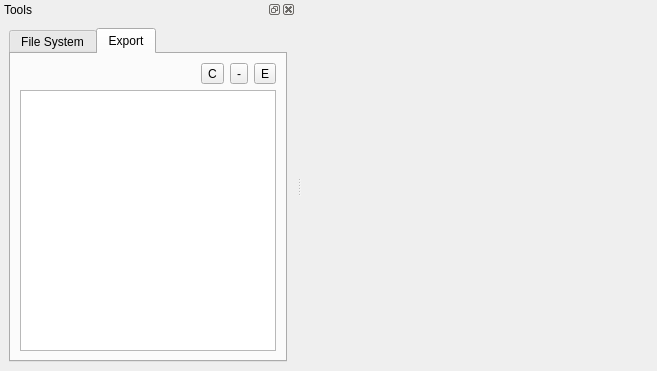
The window that qwbfs/src/UIMain.ui (amestica/qwbfs) describes before a commit, drawn with Qt 5.
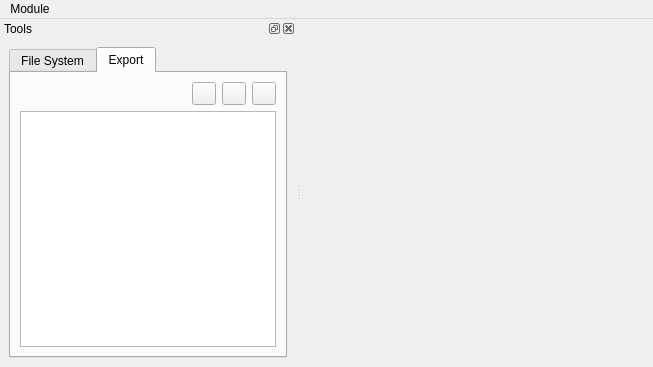
The same window after the commit. The open tabs and pages were chosen to show the change. Icons and pictures are not drawn. Custom widgets are drawn as their Qt base class.

Commit message: Add GUI icons. Rework some class to use better code. Add GUI update after importing new discs. General WIP.

Patch:
```diff
--- a/qwbfs/src/UIMain.ui
+++ b/qwbfs/src/UIMain.ui
@@ -6,8 +6,8 @@
    <rect>
     <x>0</x>
     <y>0</y>
-    <width>657</width>
-    <height>371</height>
+    <width>653</width>
+    <height>367</height>
    </rect>
   </property>
   <property name="windowTitle">
@@ -119,8 +119,9 @@
              <property name="toolTip">
               <string>Clear the list</string>
              </property>
-             <property name="text">
-              <string>C</string>
+             <property name="icon">
+              <iconset resource="../resources/resources.qrc">
+               <normaloff>:/icons/edit-clear-list.png</normaloff>:/icons/edit-clear-list.png</iconset>
              </property>
             </widget>
            </item>
@@ -129,8 +130,9 @@
              <property name="toolTip">
               <string>Remove the selected items from the list</string>
              </property>
-             <property name="text">
-              <string>-</string>
+             <property name="icon">
+              <iconset resource="../resources/resources.qrc">
+               <normaloff>:/icons/list-remove.png</normaloff>:/icons/list-remove.png</iconset>
              </property>
             </widget>
            </item>
@@ -139,8 +141,9 @@
              <property name="toolTip">
               <string>Process the export list</string>
              </property>
-             <property name="text">
-              <string>E</string>
+             <property name="icon">
+              <iconset resource="../resources/resources.qrc">
+               <normaloff>:/icons/document-export.png</normaloff>:/icons/document-export.png</iconset>
              </property>
             </widget>
            </item>
@@ -172,6 +175,28 @@
     </layout>
    </widget>
   </widget>
+  <widget class="QMenuBar" name="menuBar">
+   <property name="geometry">
+    <rect>
+     <x>0</x>
+     <y>0</y>
+     <width>653</width>
+     <height>20</height>
+    </rect>
+   </property>
+   <widget class="QMenu" name="menuModule">
+    <property name="title">
+     <string>Module</string>
+    </property>
+    <addaction name="aReloadPartitions"/>
+   </widget>
+   <addaction name="menuModule"/>
+  </widget>
+  <action name="aReloadPartitions">
+   <property name="text">
+    <string>Reload partitions</string>
+   </property>
+  </action>
  </widget>
  <customwidgets>
   <customwidget>
```
Left out of the diff: 17 changed lines with no effect on the pictures. The commit also changes 30 other files.
